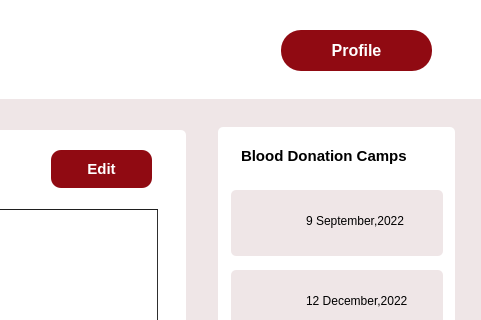
Rista10/Final, file patient_requests.ui: the form before one commit; both pictures show x 789 to 1270 and y 0 to 320 of the 1270 by 700 pixel window.
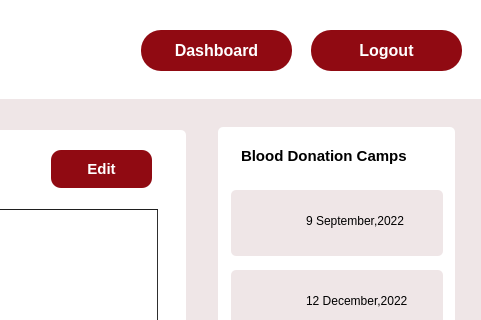
The form after the commit. Icons and pictures are not drawn.

The edit to the form file:
```diff
--- a/patient_requests.ui
+++ b/patient_requests.ui
@@ -128,7 +128,7 @@
   <widget class="QPushButton" name="login">
    <property name="geometry">
     <rect>
-     <x>1070</x>
+     <x>930</x>
      <y>30</y>
      <width>151</width>
      <height>41</height>
@@ -158,7 +158,7 @@
 }</string>
    </property>
    <property name="text">
-    <string>Profile</string>
+    <string>Dashboard</string>
    </property>
   </widget>
   <widget class="QLabel" name="label_3">
@@ -717,15 +717,61 @@
      <bold>true</bold>
     </font>
    </property>
+   <property name="cursor">
+    <cursorShape>PointingHandCursor</cursorShape>
+   </property>
    <property name="styleSheet">
-    <string notr="true">background-color: rgb(144, 10, 18);
+    <string notr="true">*{background-color: rgb(144, 10, 18);
 color: rgb(255, 255, 255);
-border-radius:10px;</string>
+border-radius:10px;}
+
+#pushButton::hoever
+{
+	background-color: rgb(255, 255, 255);
+	color: rgb(144, 10, 18);
+}
+</string>
    </property>
    <property name="text">
     <string>Edit</string>
    </property>
   </widget>
+  <widget class="QPushButton" name="login_2">
+   <property name="geometry">
+    <rect>
+     <x>1100</x>
+     <y>30</y>
+     <width>151</width>
+     <height>41</height>
+    </rect>
+   </property>
+   <property name="font">
+    <font>
+     <pointsize>12</pointsize>
+     <bold>true</bold>
+    </font>
+   </property>
+   <property name="cursor">
+    <cursorShape>PointingHandCursor</cursorShape>
+   </property>
+   <property name="styleSheet">
+    <string notr="true">#login_2
+{
+ background-color:rgb(144, 10, 18);
+border-radius:20px;
+	color: rgb(255, 255, 255);
+}
+
+#login2::hover
+{
+background-color:white;
+	color: rgb(144, 10, 18);
+}</string>
+   </property>
+   <property name="text">
+    <string>Logout</string>
+   </property>
+  </widget>
   <zorder>label_4</zorder>
   <zorder>label_2</zorder>
   <zorder>label</zorder>
@@ -757,6 +803,7 @@
   <zorder>tableView</zorder>
   <zorder>search</zorder>
   <zorder>pushButton</zorder>
+  <zorder>login_2</zorder>
  </widget>
  <resources/>
  <connections/>
```
